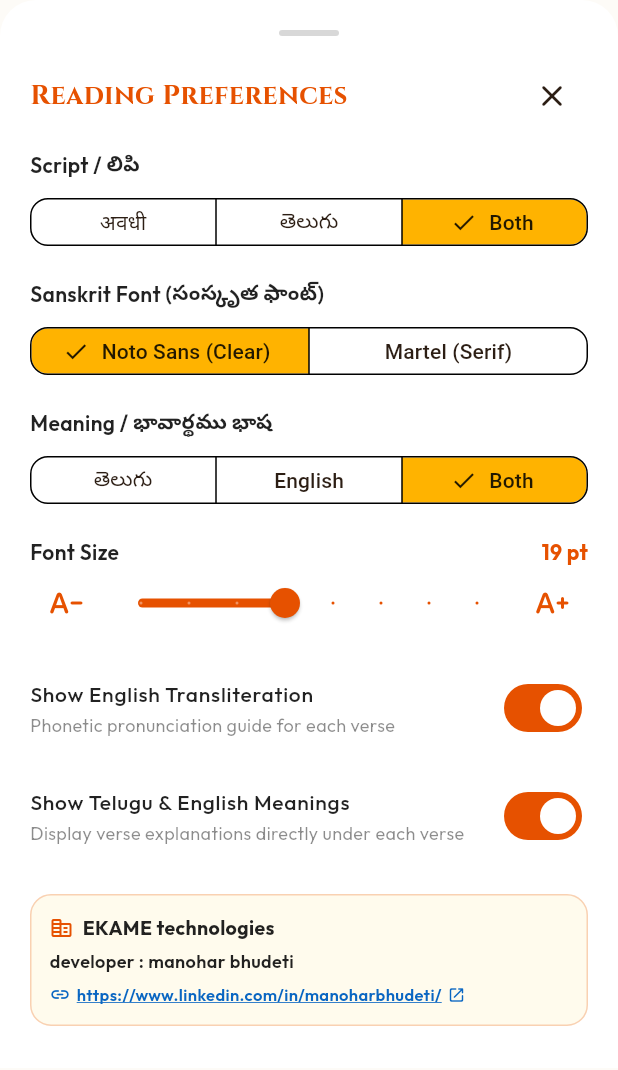
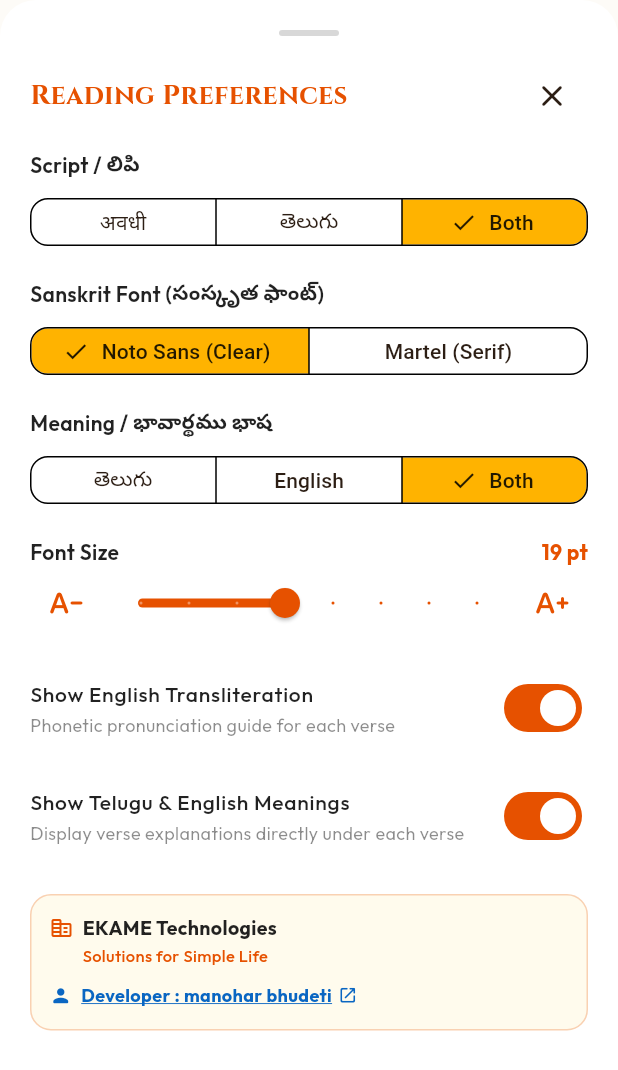
Before and after one commit to manoharbhudeti/Hanuman_Chalisaa, a Flutter app: the FontSizeSheet widget shown alone on an empty page, opened directly, on a phone screen of 412 x 824 dp. Shown: the top 1070 px of the screen. Run offline on Flutter 3.47's test engine with Material 3 defaults, Android fonts, the phone set to English and light mode, and no system bars; our stand-ins replace google_fonts, shared_preferences, video_player, video_player_web; accounts and stored records are empty.

Commit message:
refactor(settings): integrate clickable developer name for LinkedIn, set tagline to Solutions for Simple Life, and clean up tags

```diff
--- a/lib/widgets/font_size_sheet.dart
+++ b/lib/widgets/font_size_sheet.dart
@@ -283,7 +283,7 @@ class FontSizeSheet extends StatelessWidget {
                             size: 16, color: primary),
                         const SizedBox(width: 6),
                         Text(
-                          'EKAME technologies',
+                          'EKAME Technologies',
                           style: GoogleFonts.outfit(
                             fontSize: 13,
                             fontWeight: FontWeight.bold,
@@ -292,49 +292,54 @@ class FontSizeSheet extends StatelessWidget {
                         ),
                       ],
                     ),
-                    const SizedBox(height: 4),
-                    Text(
-                      'developer : manohar bhudeti',
+                    Padding(
+                      padding: const EdgeInsets.only(left: 22, top: 1),
+                      child: Text(
+                        'Solutions for Simple Life',
                         style: GoogleFonts.outfit(
-                        fontSize: 12,
-                        fontWeight: FontWeight.w600,
-                        color: isDark ? Colors.white70 : Colors.black87,
+                          fontSize: 11,
+                          fontWeight: FontWeight.w500,
+                          color: isDark ? const Color(0xFFFFCA28) : const Color(0xFFE65100),
                         ),
                       ),
-                    const SizedBox(height: 6),
+                    ),
+                    const SizedBox(height: 8),
                     InkWell(
                       onTap: () async {
                         final uri = Uri.parse('https://www.linkedin.com/in/manoharbhudeti/');
                         await launchUrl(uri, mode: LaunchMode.externalApplication);
                       },
+                      borderRadius: BorderRadius.circular(6),
+                      child: Padding(
+                        padding: const EdgeInsets.symmetric(vertical: 2),
                         child: Row(
                           mainAxisSize: MainAxisSize.min,
                           children: [
                             const Icon(
-                            Icons.link_rounded,
-                            size: 14,
+                              Icons.person_rounded,
+                              size: 15,
                               color: Color(0xFF0A66C2),
                             ),
-                          const SizedBox(width: 4),
+                            const SizedBox(width: 6),
                             Flexible(
                               child: Text(
-                              'https://www.linkedin.com/in/manoharbhudeti/',
+                                'Developer : manohar bhudeti',
                                 style: GoogleFonts.outfit(
-                                fontSize: 11,
-                                fontWeight: FontWeight.w600,
+                                  fontSize: 12,
+                                  fontWeight: FontWeight.bold,
                                   color: const Color(0xFF0A66C2),
                                   decoration: TextDecoration.underline,
                                 ),
-                              overflow: TextOverflow.ellipsis,
                               ),
                             ),
                             const SizedBox(width: 4),
                             const Icon(
                               Icons.open_in_new_rounded,
-                            size: 12,
+                              size: 13,
                               color: Color(0xFF0A66C2),
                             ),
                           ],
+                        ),
                       ),
                     ),
                   ],
```
Also changed, not shown: lib/screens/settings_screen.dart (+90 -133 lines). Lines whose indentation alone changed are shown as unchanged.
